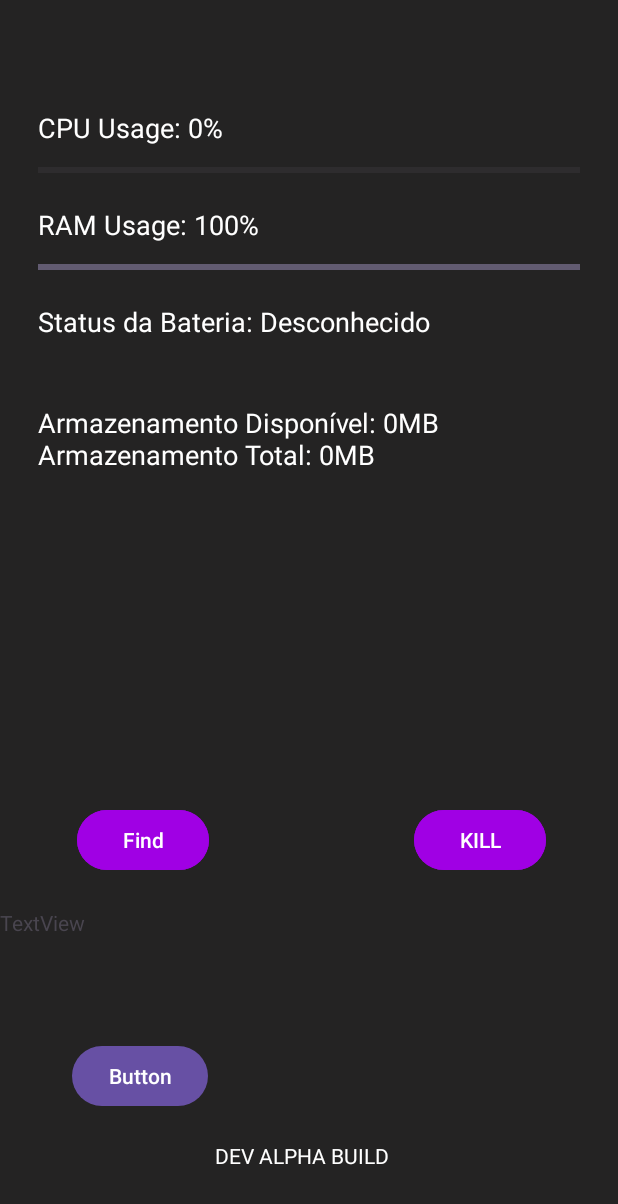
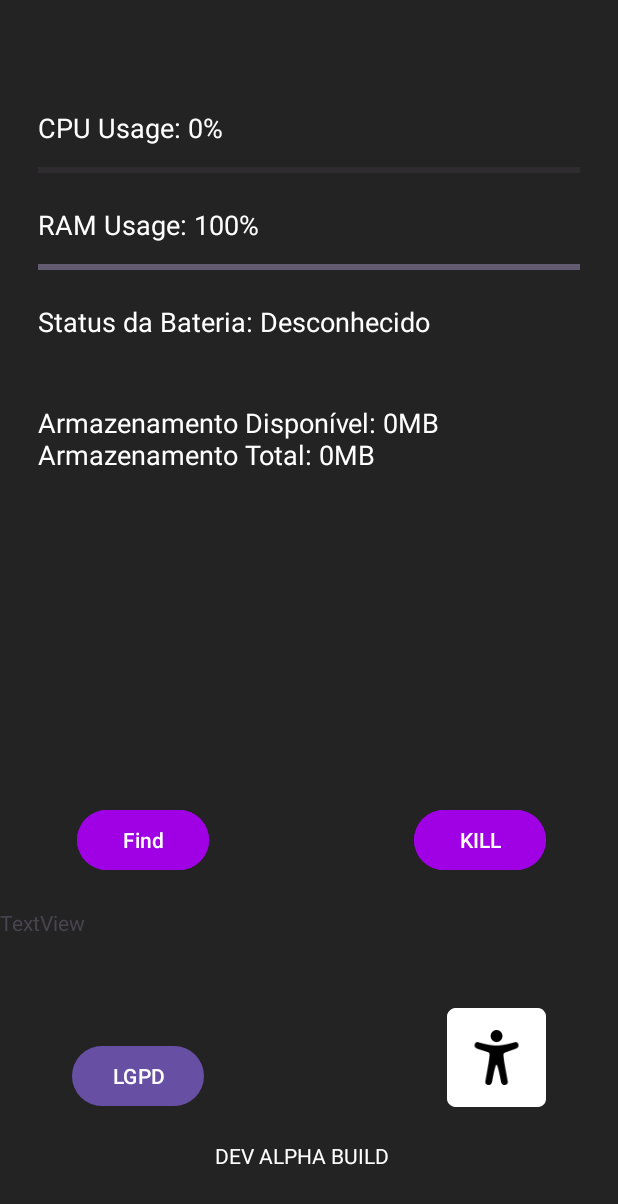
Before and after one commit to Pedrodek/ZinfinityMobile, an Android app: the screen it shows after launch (MainActivity), on a phone screen of 412 x 824 dp. Shown: the top 1204 px of the screen. Run offline under Robolectric (Android 15) with nearby library versions, the phone set to English and light mode, and no system bars; 2 statements that could not run were skipped.

Commit message:
RAPAZIADA NÓS CONSEGUIMOS UM PROGRESSO PARA O NOSSO TRABALHO MUITO LEGAL
ASS: TTT

```diff
--- a/app/src/main/res/layout/activity_main.xml
+++ b/app/src/main/res/layout/activity_main.xml
@@ -139,9 +139,19 @@
         android:layout_height="wrap_content"
         android:layout_marginStart="48dp"
         android:layout_marginTop="32dp"
-        android:text="Button"
+        android:text="LGPD"
         app:layout_constraintStart_toStartOf="parent"
         app:layout_constraintTop_toBottomOf="@+id/tvFiles" />
 
+    <ImageView
+        android:id="@+id/imageView2"
+        android:layout_width="74dp"
+        android:layout_height="66dp"
+        android:layout_marginTop="88dp"
+        android:layout_marginEnd="44dp"
+        app:layout_constraintEnd_toEndOf="parent"
+        app:layout_constraintTop_toBottomOf="@+id/KILL"
+        app:srcCompat="@mipmap/ic_acess2_round" />
+
 
 </androidx.constraintlayout.widget.ConstraintLayout>
--- /dev/null
+++ b/app/src/main/res/mipmap-anydpi-v26/ic_acess2.xml
@@ -0,0 +1,5 @@
+<?xml version="1.0" encoding="utf-8"?>
+<adaptive-icon xmlns:android="http://schemas.android.com/apk/res/android">
+    <background android:drawable="@color/ic_acess2_background"/>
+    <foreground android:drawable="@mipmap/ic_acess"/>
+</adaptive-icon>
--- /dev/null
+++ b/app/src/main/res/mipmap-anydpi-v26/ic_acess2_round.xml
@@ -0,0 +1,5 @@
+<?xml version="1.0" encoding="utf-8"?>
+<adaptive-icon xmlns:android="http://schemas.android.com/apk/res/android">
+    <background android:drawable="@color/ic_acess2_background"/>
+    <foreground android:drawable="@mipmap/ic_acess"/>
+</adaptive-icon>
--- /dev/null
+++ b/app/src/main/res/values/ic_acess2_background.xml
@@ -0,0 +1,4 @@
+<?xml version="1.0" encoding="utf-8"?>
+<resources>
+    <color name="ic_acess2_background">#FFFFFF</color>
+</resources>
```
Also changed, not shown: app/src/main/ic_acess2-playstore.png (added), app/src/main/res/mipmap-hdpi/ic_acess.webp (added), app/src/main/res/mipmap-hdpi/ic_acess2.webp (added), app/src/main/res/mipmap-hdpi/ic_acess2_round.webp (added), app/src/main/res/mipmap-mdpi/ic_acess.webp (added), app/src/main/res/mipmap-mdpi/ic_acess2.webp (added), app/src/main/res/mipmap-mdpi/ic_acess2_round.webp (added), app/src/main/res/mipmap-xhdpi/ic_acess.webp (added), app/src/main/res/mipmap-xhdpi/ic_acess2.webp (added), app/src/main/res/mipmap-xhdpi/ic_acess2_round.webp (added), app/src/main/res/mipmap-xxhdpi/ic_acess.webp (added), app/src/main/res/mipmap-xxhdpi/ic_acess2.webp (added), app/src/main/res/mipmap-xxhdpi/ic_acess2_round.webp (added), app/src/main/res/mipmap-xxxhdpi/ic_acess.webp (added), 2 more files.
